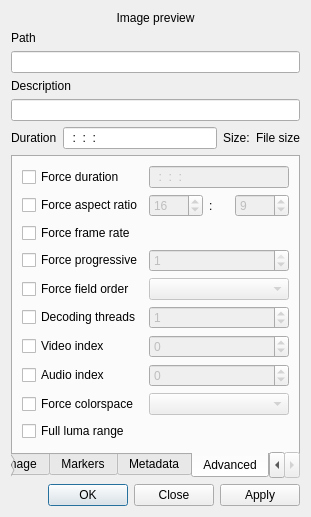
First picture: the form in src/widgets/clipproperties_ui.ui, repository KDE/kdenlive, before the edit.
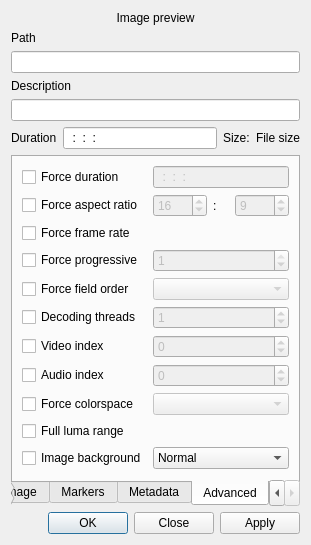
Second picture: the form after the edit. The open tabs and pages were chosen to show the change. Custom widgets are drawn as their Qt base class.

Commit message: * Allow to edit transparent background for images in group properties * Fix editing duration of title, image and color clips

```diff
--- a/src/widgets/clipproperties_ui.ui
+++ b/src/widgets/clipproperties_ui.ui
@@ -6,8 +6,8 @@
    <rect>
     <x>0</x>
     <y>0</y>
-    <width>308</width>
-    <height>507</height>
+    <width>280</width>
+    <height>520</height>
    </rect>
   </property>
   <property name="windowTitle">
@@ -556,7 +556,7 @@
        <string>Advanced</string>
       </attribute>
       <layout class="QGridLayout" name="gridLayout_3">
-       <item row="11" column="2">
+       <item row="12" column="2">
         <spacer name="verticalSpacer">
          <property name="orientation">
           <enum>Qt::Vertical</enum>
@@ -701,7 +701,7 @@
          </property>
         </widget>
        </item>
-       <item row="9" column="1">
+       <item row="9" column="1" colspan="2">
         <widget class="QCheckBox" name="clip_full_luma">
          <property name="text">
           <string>Full luma range</string>
@@ -765,6 +765,27 @@
          </property>
         </widget>
        </item>
+       <item row="10" column="1">
+        <widget class="QCheckBox" name="clip_force_transparency">
+         <property name="text">
+          <string>Image background</string>
+         </property>
+        </widget>
+       </item>
+       <item row="10" column="2">
+        <widget class="KComboBox" name="clip_transparency">
+         <item>
+          <property name="text">
+           <string>Normal</string>
+          </property>
+         </item>
+         <item>
+          <property name="text">
+           <string>Transparent</string>
+          </property>
+         </item>
+        </widget>
+       </item>
       </layout>
      </widget>
     </widget>
```
The commit also changes 7 other files.
